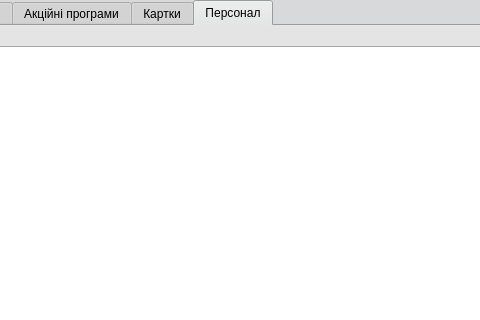
Before: the Qt Designer form mainwindow.ui in landrew31/db_course_work, drawn with Qt 5; both pictures show x 133 to 613 and y 0 to 320 of the 1360 by 760 pixel window.
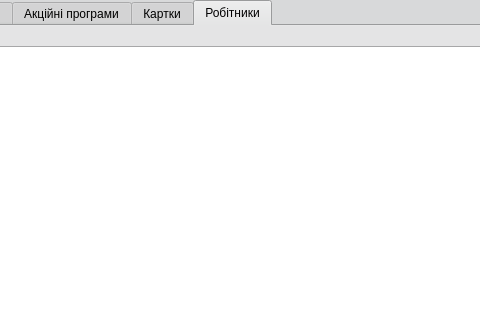
After: the same form once the commit is applied. The open tabs and pages were chosen to show the change.

What changed in the file:
```diff
--- a/mainwindow.ui
+++ b/mainwindow.ui
@@ -1245,7 +1245,7 @@
       <string/>
      </property>
      <attribute name="title">
-      <string>Персонал</string>
+      <string>Робітники</string>
      </attribute>
      <widget class="QTableView" name="tableView_persons">
       <property name="geometry">
```
Left out of the diff: 5 changed lines with no effect on the pictures.
